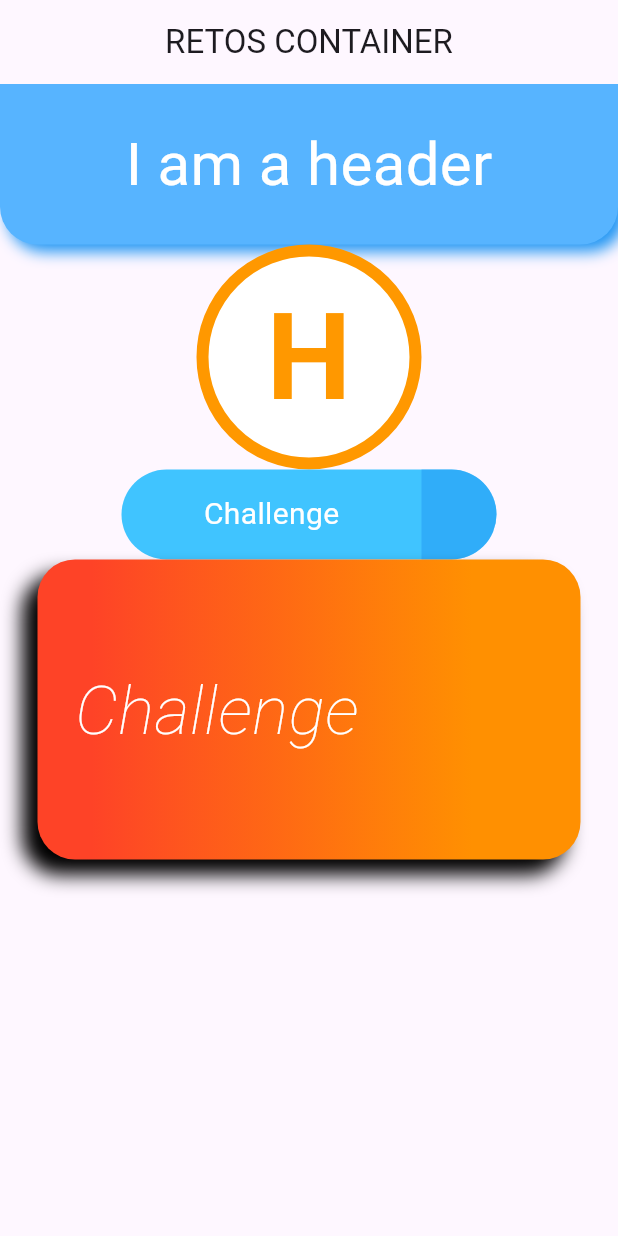
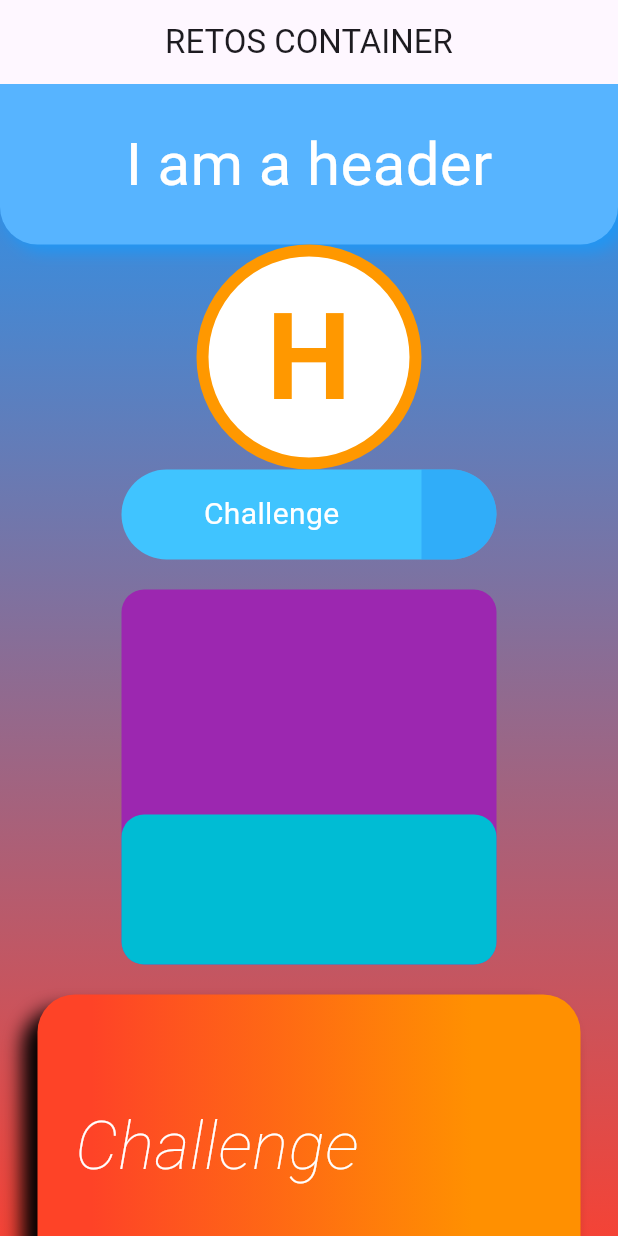
Before and after one commit to fr4nsgallegos/recetasappG9, a Flutter app: the screen it shows after launch, on a phone screen of 412 x 824 dp. Run offline on Flutter 3.47's test engine with Material 3 defaults, Android fonts, the phone set to English and light mode, and no system bars; our stand-ins replace flutter_svg.

Commit message:
child container

```diff
--- a/lib/pages/retos_container_page.dart
+++ b/lib/pages/retos_container_page.dart
@@ -8,17 +8,55 @@ class RetosContainerPage extends StatelessWidget {
         title: Text("RETOS CONTAINER"),
         centerTitle: true,
       ),
-      body: SingleChildScrollView(
-        child: Center(
+      body: Stack(
+        children: [
+          Container(
+            height: MediaQuery.of(context).size.height,
+            decoration: BoxDecoration(
+              gradient: LinearGradient(
+                colors: [
+                  Colors.blue, // Color superior
+                  Colors.red, // Color inferior
+                ],
+                begin: Alignment.topCenter,
+                end: Alignment.bottomCenter,
+                stops: [0.0, 1.0], // Controla dónde se detienen los colores
+              ),
+            ),
+          ),
+          SingleChildScrollView(
             child: Column(
               children: [
                 IAmHeader(),
                 Helipuerto(),
                 challengeCotainer(),
+                Container(
+                  margin: EdgeInsets.all(20),
+                  width: 250,
+                  height: 250,
+                  alignment: Alignment.bottomCenter,
+                  decoration: BoxDecoration(
+                    color: Colors.purple,
+                    borderRadius: BorderRadius.circular(15),
+                  ),
+                  child: Container(
+                    height: 100,
+                    decoration: BoxDecoration(
+                      borderRadius: BorderRadius.circular(15),
+                      color: Colors.cyan,
+                    ),
+                  ),
+                ),
+                challengeGradient(context),
+                challengeGradient(context),
+                challengeGradient(context),
+                challengeGradient(context),
+                challengeGradient(context),
                 challengeGradient(context),
               ],
             ),
           ),
+        ],
       ),
     );
   }
```
Lines whose indentation alone changed are shown as unchanged.
